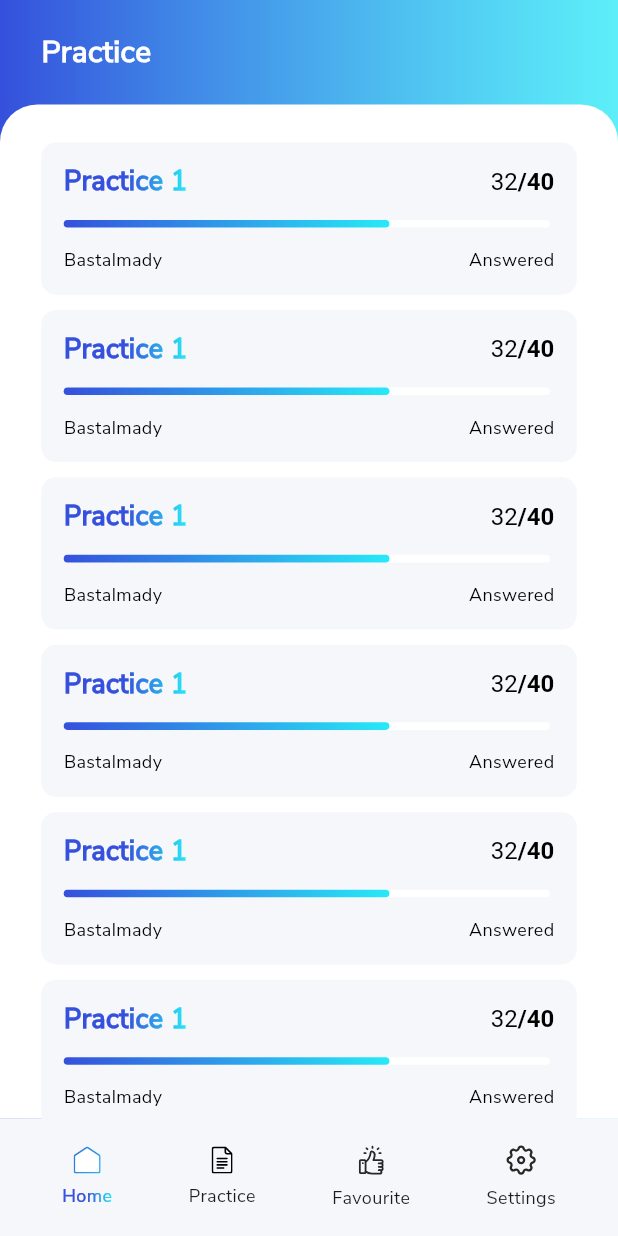
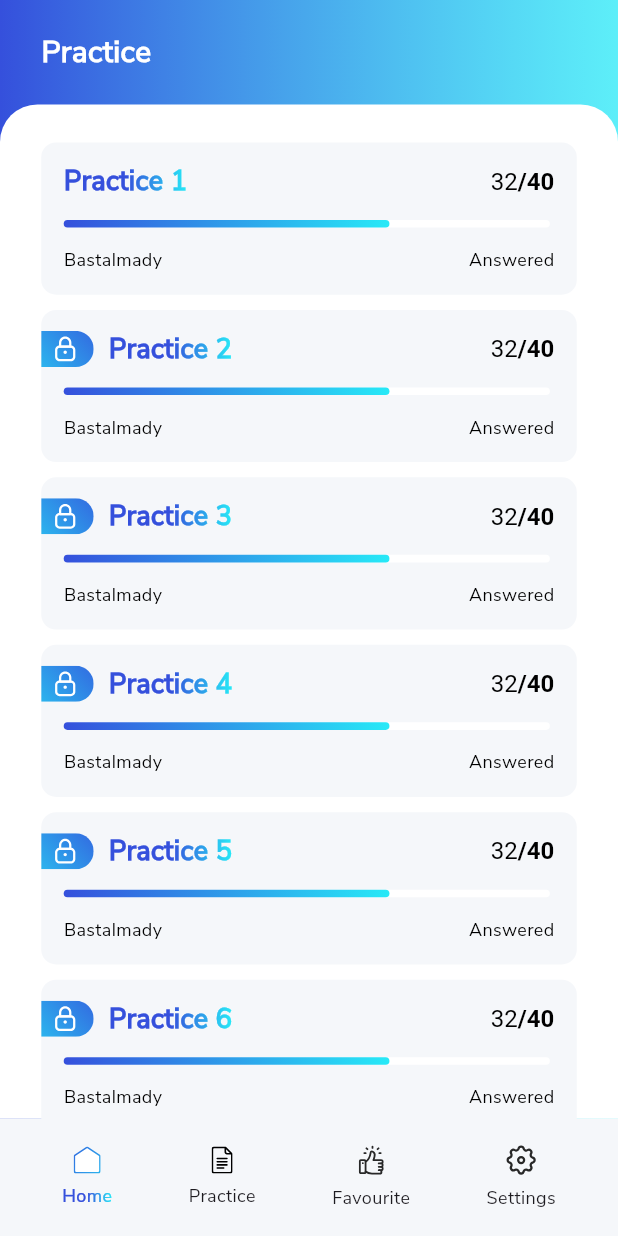
Before and after one commit to s0urav-hald3r/PDD-KZ, a Flutter app: the screen it shows after launch, swiped to page 2, on a phone screen of 412 x 824 dp. Run offline on Flutter 3.47's test engine with Material 3 defaults, Android fonts, the phone set to English and light mode, and no system bars; drawn by our look-alikes of percent_indicator, simple_gradient_text; our stand-ins replace flutter_svg, get, get_storage, page_transition.

Commit message:
redirect premium page from practice page

```diff
--- a/lib/components/practice_card.dart
+++ b/lib/components/practice_card.dart
@@ -1,18 +1,27 @@
 import 'package:exam_app/config/colors.dart';
 import 'package:exam_app/config/icons.dart';
+import 'package:exam_app/controllers/home_controller.dart';
+import 'package:exam_app/services/navigator_key.dart';
 import 'package:exam_app/utils/extension.dart';
-import 'package:flutter/foundation.dart';
+import 'package:exam_app/views/premium_page.dart';
 import 'package:flutter/material.dart';
 import 'package:flutter_svg/flutter_svg.dart';
 import 'package:percent_indicator/linear_percent_indicator.dart';
 import 'package:simple_gradient_text/simple_gradient_text.dart';
 
 class PracticeCard extends StatelessWidget {
-  const PracticeCard({super.key});
+  final int index;
+  const PracticeCard({super.key, required this.index});
 
   @override
   Widget build(BuildContext context) {
-    return Container(
+    return InkWell(
+      onTap: () {
+        if (index != 0 && !HomeController.instance.isProUser) {
+          NavigatorKey.push(const PremiumPage());
+        }
+      },
+      child: Container(
         width: MediaQuery.of(context).size.width,
         height: 100.h,
         margin: EdgeInsets.only(top: 10.h),
@@ -23,13 +32,13 @@ class PracticeCard extends StatelessWidget {
         child: Column(children: [
           const SizedBox(height: 13),
           Row(children: [
-          if (!kReleaseMode)
+            if (index != 0 && !HomeController.instance.isProUser)
               SvgPicture.asset(lockTutorialsIcon)
             else
               const SizedBox(width: 5),
             const SizedBox(width: 10),
             GradientText(
-            'Practice 1',
+              'Practice ${index + 1}',
               style: const TextStyle(
                 fontSize: 18,
                 fontWeight: FontWeight.w800,
@@ -101,6 +110,7 @@ class PracticeCard extends StatelessWidget {
           ]),
           const SizedBox(height: 15),
         ]),
+      ),
     );
   }
 }
--- a/lib/controllers/home_controller.dart
+++ b/lib/controllers/home_controller.dart
@@ -12,10 +12,13 @@ class HomeController extends GetxController {
 
   // Private variables
   final RxInt _homeIndex = 0.obs;
+  final RxBool _isProUser = false.obs;
 
   // Getters
   int get homeIndex => _homeIndex.value;
+  bool get isProUser => _isProUser.value;
 
   // Setters
   set homeIndex(value) => _homeIndex.value = value;
+  set isProUser(value) => _isProUser.value = value;
 }
--- a/lib/views/practice_page.dart
+++ b/lib/views/practice_page.dart
@@ -44,7 +44,7 @@ class PracticePage extends StatelessWidget {
                   itemCount: 10,
                   padding: EdgeInsets.zero,
                   itemBuilder: (context, index) {
-                    return const PracticeCard();
+                    return PracticeCard(index: index);
                   }),
             ),
           )
```
Lines whose indentation alone changed are shown as unchanged.
